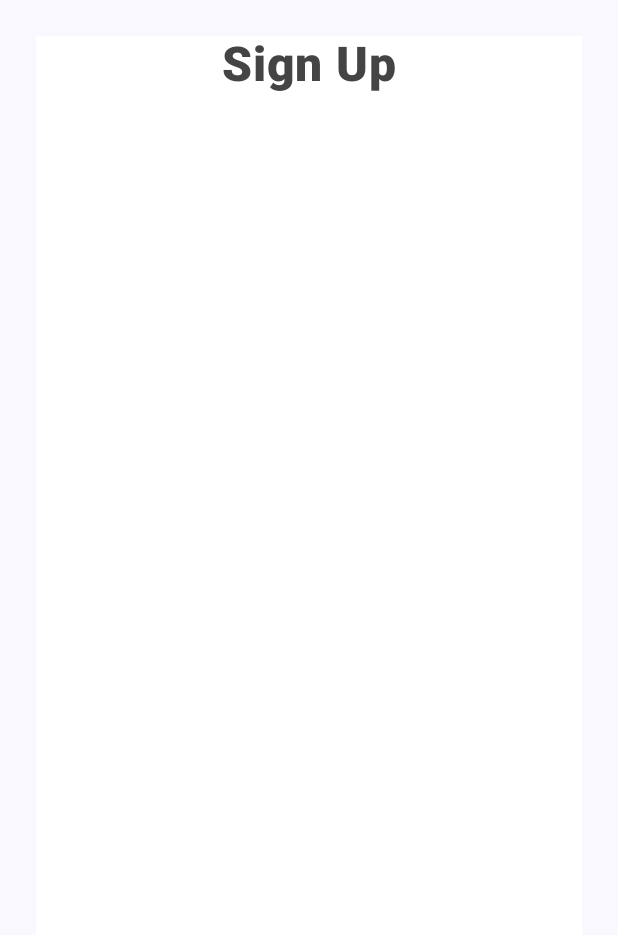
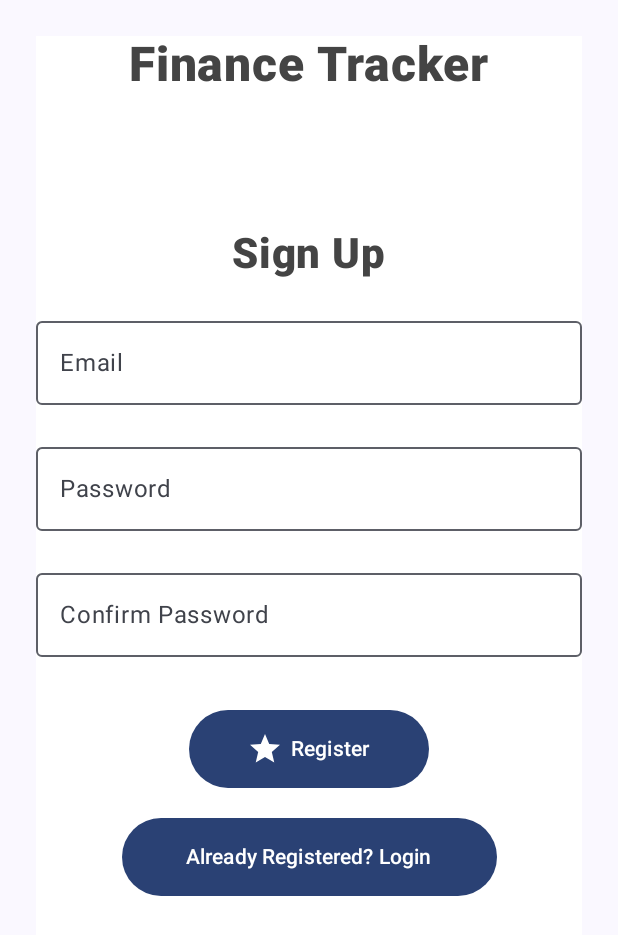
Before and after one commit to KyleFlynn1/FinanceTracker-AndroidApp, an Android app built with Jetpack Compose: the screen it shows after launch (MainActivity), on a phone screen of 412 x 824 dp. Shown: the top 935 px of the screen. Run offline under Robolectric (Android 15) with nearby library versions, the phone set to English and light mode, and no system bars.

Commit message:
Sign Up Components

```diff
--- a/app/src/main/java/com/example/financetracker/MainActivity.kt
+++ b/app/src/main/java/com/example/financetracker/MainActivity.kt
@@ -7,11 +7,26 @@ import androidx.activity.compose.setContent
 import androidx.activity.enableEdgeToEdge
 import androidx.compose.foundation.background
 import androidx.compose.foundation.layout.Column
+import androidx.compose.foundation.layout.Spacer
 import androidx.compose.foundation.layout.fillMaxSize
+import androidx.compose.foundation.layout.fillMaxWidth
+import androidx.compose.foundation.layout.height
 import androidx.compose.foundation.layout.padding
+import androidx.compose.foundation.layout.width
+import androidx.compose.foundation.shape.RoundedCornerShape
+import androidx.compose.material.icons.Icons
+import androidx.compose.material.icons.filled.Star
+import androidx.compose.material3.Button
+import androidx.compose.material3.FilledIconButton
+import androidx.compose.material3.FloatingActionButton
+import androidx.compose.material3.OutlinedTextField
 import androidx.compose.material3.Scaffold
 import androidx.compose.material3.Text
 import androidx.compose.runtime.Composable
+import androidx.compose.runtime.getValue
+import androidx.compose.runtime.mutableStateOf
+import androidx.compose.runtime.remember
+import androidx.compose.runtime.setValue
 import androidx.compose.ui.Alignment
 import androidx.compose.ui.Modifier
 import androidx.compose.ui.graphics.Color
@@ -21,6 +36,8 @@ import androidx.compose.ui.tooling.preview.Preview
 import androidx.compose.ui.unit.dp
 import androidx.compose.ui.unit.sp
 import com.example.financetracker.ui.theme.FinanceTrackerTheme
+import androidx.compose.material3.Button
+import androidx.compose.material3.Icon
 
 class MainActivity : ComponentActivity() {
     override fun onCreate(savedInstanceState: Bundle?) {
@@ -40,6 +57,11 @@ class MainActivity : ComponentActivity() {
 
 @Composable
 fun SignupScreen(modifier: Modifier = Modifier) {
+
+    var email by remember { mutableStateOf("") }
+    var password by remember { mutableStateOf("") }
+    var confirmPassword by remember { mutableStateOf("") }
+
     Column(
         modifier = modifier
             .padding(24.dp)
@@ -48,15 +70,82 @@ fun SignupScreen(modifier: Modifier = Modifier) {
         horizontalAlignment = Alignment.CenterHorizontally
     ) {
         Text(
-            text = "Sign Up",
+            text = "Finance Tracker",
             fontSize = 32.sp,
             fontWeight = FontWeight.ExtraBold,
             color = Color.DarkGray,
             modifier = modifier
                 .align(Alignment.CenterHorizontally)
         )
+
+        Spacer(Modifier.height(90.dp))
+
+        Text(
+            text = "Sign Up",
+            fontSize = 28.sp,
+            fontWeight = FontWeight.ExtraBold,
+            color = Color.DarkGray,
+            modifier = modifier
+                .align(Alignment.CenterHorizontally)
+        )
+
+        Spacer(Modifier.height(20.dp))
+
+        OutlinedTextField(
+            value = email,
+            onValueChange = {email = it},
+            label = { Text("Email")},
+            modifier = Modifier.fillMaxWidth()
+        )
+
+        Spacer(Modifier.height(20.dp))
+
+        OutlinedTextField(
+            value = password,
+            onValueChange = {password = it},
+            label = { Text("Password")},
+            modifier = Modifier.fillMaxWidth()
+        )
+
+        Spacer(Modifier.height(20.dp))
+
+        OutlinedTextField(
+            value = confirmPassword,
+            onValueChange = {confirmPassword = it},
+            label = { Text("Confirm Password")},
+            modifier = Modifier.fillMaxWidth()
+        )
+
+        Spacer(Modifier.height(35.dp))
+
+        Button(
+            onClick = { onRegister() },
+            modifier = Modifier
+                .width(160.dp)
+                .height(52.dp),
+            shape = RoundedCornerShape(30.dp)
+        ) {
+            Icon(Icons.Default.Star, contentDescription = null)
+            Spacer(Modifier.width(5.dp))
+            Text("Register")
+        }
+
+        Spacer(Modifier.height(20.dp))
+
+        Button(
+            onClick = { onLoginSwitch() },
+            modifier = Modifier
+                .width(250.dp)
+                .height(52.dp),
+            shape = RoundedCornerShape(30.dp)
+        ) { Text("Already Registered? Login") }
+
     }
 }
+
+fun onRegister() {}
+
+fun onLoginSwitch() {}
 
 @Preview(showBackground = true, showSystemUi = true )
 @Composable
```
